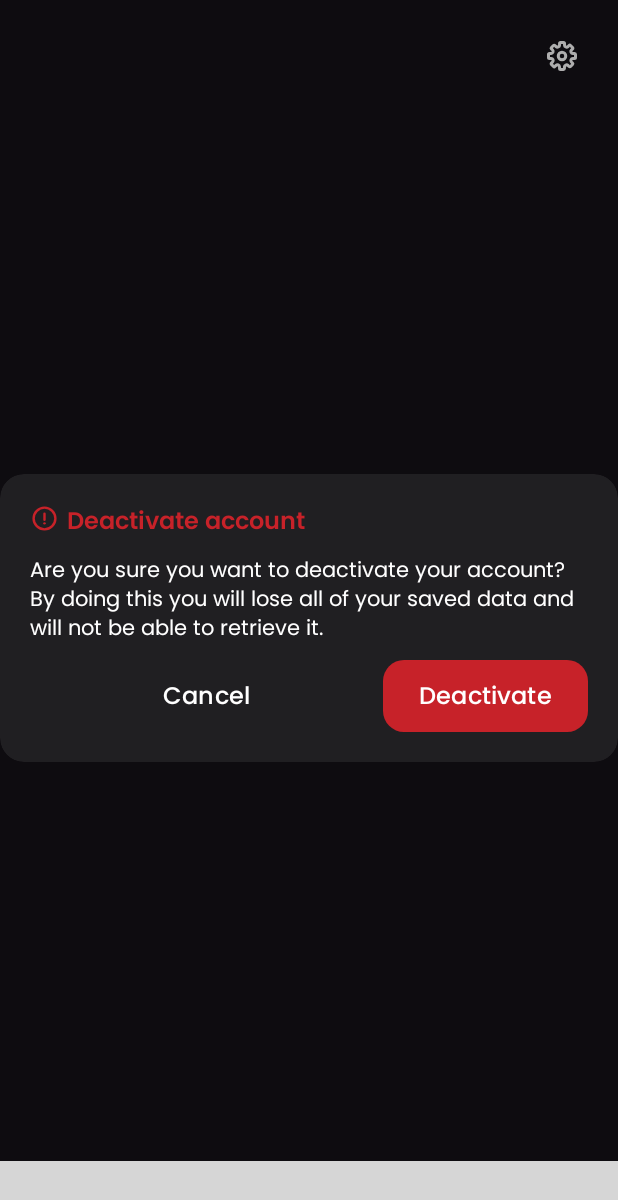
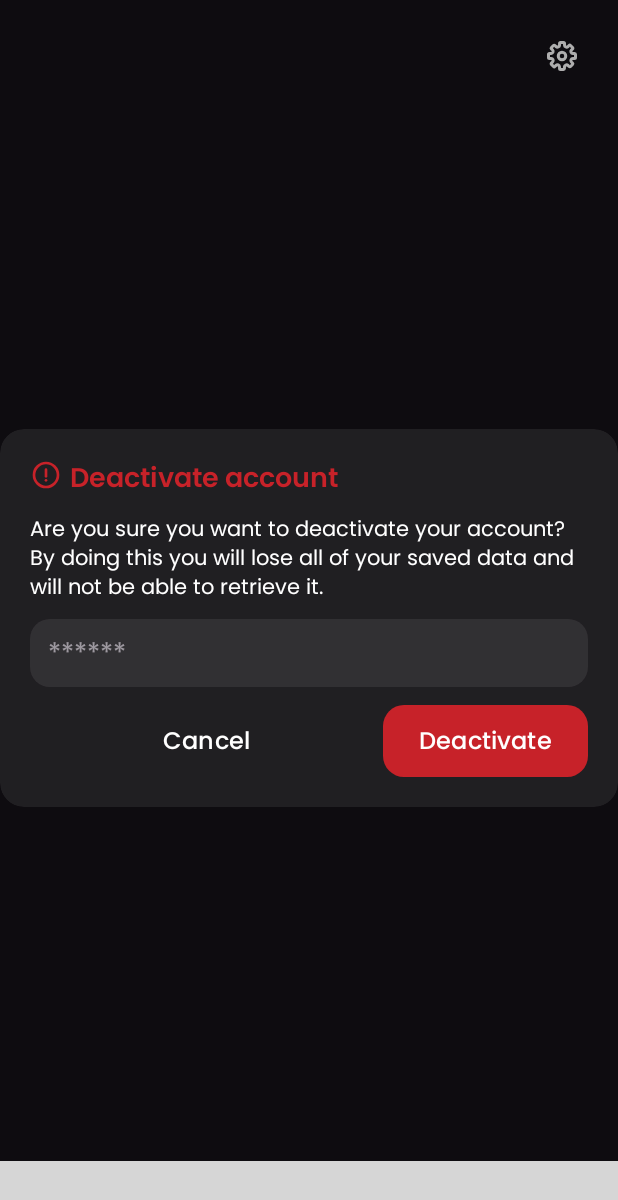
Before and after one commit to someonespcl/Bliss, an Android app: the fragment SettingsFragment placed in its activity, after a tap on an icon or button, on a phone screen of 412 x 824 dp. Shown: the top 1200 px of the screen. Run offline under Robolectric (Android 15) with nearby library versions, the phone set to English and light mode, and no system bars; our stand-ins replace Firebase (no records; nobody signed in at launch, a user with empty details on screens opened directly); libraries missing offline, so code that uses them is left out: me.ibrahimsn.lib; plain views replace SmoothBottomBar; 2 statements that could not run were skipped; grey boxes are pictures that could not be loaded.

```diff
--- a/app/src/main/java/com/bliss/fragments/SettingsFragment.java
+++ b/app/src/main/java/com/bliss/fragments/SettingsFragment.java
@@ -2,11 +2,18 @@ package com.bliss.fragments;
 
 import android.app.Dialog;
 import android.content.Intent;
+import android.os.Build;
 import android.os.Bundle;
+import android.os.Vibrator;
+import android.content.Context;
+import android.os.VibrationEffect;
+import android.animation.ObjectAnimator;
+import android.view.animation.DecelerateInterpolator;
 import android.view.LayoutInflater;
 import android.view.ViewGroup;
 import android.view.View;
 import android.widget.Button;
+import android.widget.EditText;
 import android.widget.ImageView;
 import androidx.annotation.Nullable;
 import androidx.appcompat.app.AppCompatActivity;
@@ -41,6 +48,34 @@ public class SettingsFragment extends Fragment {
 
         authViewModel = new ViewModelProvider(getActivity()).get(AuthViewModel.class);
 
+        dialog = new Dialog(requireContext());
+        dialog.setContentView(R.layout.custom_dialog_layout);
+        dialog.getWindow().setBackgroundDrawableResource(R.drawable.custom_dialog_background);
+        dialog.setCancelable(false);
+        dialog.setCanceledOnTouchOutside(false);
+
+        Button dialogCancelButton = dialog.findViewById(R.id.deactivate_dialog_cancel_button);
+        Button deactivateAccountButton = dialog.findViewById(R.id.deactivate_account_button);
+        EditText deactivatePassword = dialog.findViewById(R.id.deactivate_account_password);
+
+        dialogCancelButton.setOnClickListener(v -> {
+            dialog.dismiss();
+        });
+
+        deactivateAccountButton.setOnClickListener(v -> {
+            String _deactivatePassword = deactivatePassword.getText().toString().trim();
+            if(_deactivatePassword.isEmpty()) {
+                CustomToast.showCustomToast(requireContext(), "Cannot be empty");
+            	vibrateDevice();
+                showErrorAnimation(deactivatePassword);
+            } else if(_deactivatePassword.length() < 6) {
+            	CustomToast.showCustomToast(requireContext(), "Cannot be less than 6");
+            } else {
+                authViewModel.deactivateAccount(deactivatePassword.getText().toString().trim());
+            }
+        });
+
+
         authViewModel.getAuthenticatedUser().observe(getViewLifecycleOwner(), user -> {
             if (user != null) {
 
@@ -60,35 +95,27 @@ public class SettingsFragment extends Fragment {
         ImageView deactivateButton = view.findViewById(R.id.deactivate_account_setting);
         deactivateButton.setOnClickListener(
                 v -> {
-                    dialog = new Dialog(requireContext());
-                    dialog.setContentView(R.layout.custom_dialog_layout);
-                    dialog.getWindow()
-                            .setBackgroundDrawableResource(R.drawable.custom_dialog_background);
-                    dialog.setCancelable(false);
-                    dialog.setCanceledOnTouchOutside(false);
                     dialog.show();
-
-                    if (dialog != null) {
-                        Button dialogCancelButton =
-                                dialog.findViewById(R.id.deactivate_dialog_cancel_button);
-                        Button deactivateAccountButton =
-                                dialog.findViewById(R.id.deactivate_account_button);
-
-                        // Check if buttons are not null
-                        if (dialogCancelButton != null && deactivateAccountButton != null) {
-                            dialogCancelButton.setOnClickListener(
-                                    view1 -> {
-                                        dialog.dismiss();
-                                    });
-
-                            deactivateAccountButton.setOnClickListener(
-                                    view12 -> {
-                                        authViewModel.deactivateAccount();
-                                    });
-                        }
-                    }
                 });
 
         return view;
     }
+
+    private void vibrateDevice() {
+        Vibrator vibrator = (Vibrator) requireContext().getSystemService(Context.VIBRATOR_SERVICE);
+        if (vibrator != null && vibrator.hasVibrator()) {
+            if (Build.VERSION.SDK_INT >= Build.VERSION_CODES.O) {
+                vibrator.vibrate(VibrationEffect.createOneShot(100, VibrationEffect.DEFAULT_AMPLITUDE));
+            } else {
+                vibrator.vibrate(100);
+            }
+        } else {}
+    }
+
+    private void showErrorAnimation(View view) {
+        ObjectAnimator shakeAnimator = ObjectAnimator.ofFloat(view,  "translationX", 0, 25, -25, 25, -25, 15, -15, 6, -6, 0);
+        shakeAnimator.setDuration(1000);
+        shakeAnimator.setInterpolator(new DecelerateInterpolator());
+        shakeAnimator.start();
+    }
 }
--- a/app/src/main/res/layout/custom_dialog_layout.xml
+++ b/app/src/main/res/layout/custom_dialog_layout.xml
@@ -15,8 +15,8 @@
          android:orientation="horizontal">
 
         <ImageView
-             android:layout_height="19dp"
-             android:layout_width="19dp"
+             android:layout_height="21dp"
+             android:layout_width="21dp"
              android:src="@drawable/alert_icon" />
 
         <TextView
@@ -24,7 +24,7 @@
              android:layout_width="wrap_content"
              android:includeFontPadding="false"
              android:fontFamily="@font/poppins_semibold"
-             android:textSize="16sp"
+             android:textSize="18sp"
              android:layout_marginLeft="5dp"
              android:textColor="#c72229"
              android:layout_gravity="center"
@@ -41,6 +41,21 @@
          android:layout_marginTop="12dp"
          android:text="@string/deactivate_account_text" />
 
+    <EditText
+         android:layout_height="45dp"
+         android:layout_width="match_parent"
+         android:elevation="8dp"
+         android:textColor="#FFC100"
+         android:layout_marginTop="12dp"
+         android:background="@drawable/edit_text_background"
+         android:hint="******"
+         android:includeFontPadding="false"
+         android:fontFamily="@font/poppins_regular"
+         android:backgroundTint="@null"
+         android:paddingHorizontal="12dp"
+         android:inputType="textPassword"
+         android:id="@+id/deactivate_account_password" />
+
     <LinearLayout
          android:layout_height="wrap_content"
          android:layout_width="match_parent"
@@ -50,14 +65,14 @@
         <Button
              android:layout_height="wrap_content"
              android:layout_width="wrap_content"
-             android:background="@android:color/transparent"
              app:backgroundTint="@null"
              android:elevation="8dp"
+             android:textSize="16sp"
+             android:textColor="@android:color/white"
+             android:background="@android:color/transparent"
              android:includeFontPadding="false"
-             android:textSize="16sp"
              android:fontFamily="@font/poppins_medium"
              android:textAllCaps="false"
-             android:textColor="@android:color/white"
              android:layout_weight="1"
              android:text="@string/cancel"
              android:id="@+id/deactivate_dialog_cancel_button" />
```
Also changed, not shown: app/src/main/java/com/bliss/viewmodel/AuthViewModel.java (+35 -6 lines).
